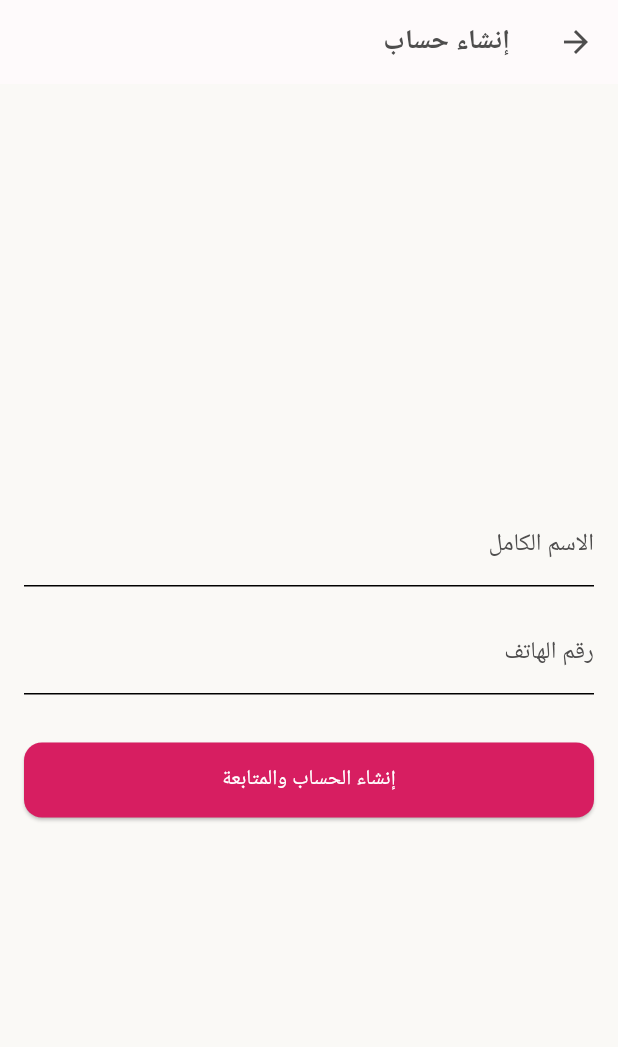
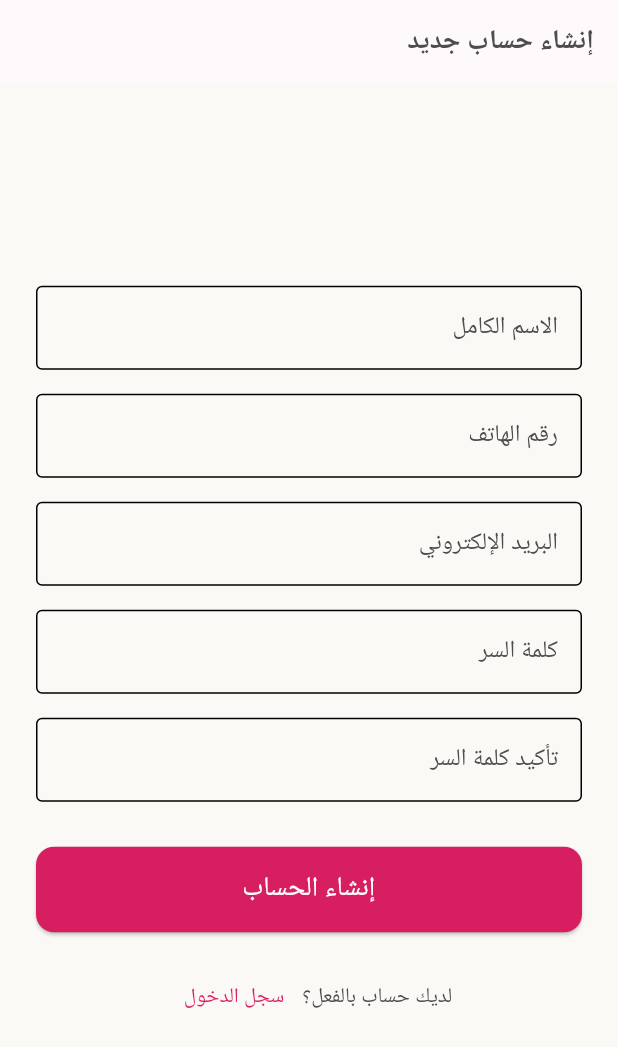
Before and after one commit to soghayarmahmoud/raval, a Flutter app: the SignUpPage screen opened directly, on a phone screen of 412 x 824 dp. Shown: the top 1047 px of the screen. Run offline on Flutter 3.47's test engine with Material 3 defaults, Android fonts, the light colour scheme and no system bars; our stand-ins replace animated_text_kit, carousel_slider, firebase_core, shared_preferences; accounts and stored records are empty; network calls fail.

Commit message:
Update MainScreen default index and enhance SignUpPage with email and password fields; add LoginPage implementation

```diff
--- a/lib/screens/main_screen.dart
+++ b/lib/screens/main_screen.dart
@@ -15,7 +15,7 @@
 }
 
 class _MainScreenState extends State<MainScreen> {
-  int _selectedIndex = 0; // الصفحة الرئيسية هي الصفحة الافتراضية
+  int _selectedIndex = 2; // الصفحة الرئيسية هي الصفحة الافتراضية
 
   // قائمة الصفحات التي سيتم التنقل بينها
   static const List<Widget> _pages = <Widget>[
--- a/lib/screens/signup_page.dart
+++ b/lib/screens/signup_page.dart
@@ -1,5 +1,6 @@
 // In lib/screens/signup_page.dart
 import 'package:flutter/material.dart';
+import 'package:store/screens/login_page.dart'; // استيراد صفحة تسجيل الدخول
 import 'package:store/services/auth_service.dart';
 
 class SignUpPage extends StatefulWidget {
@@ -13,21 +14,27 @@
   final _formKey = GlobalKey<FormState>();
   final _nameController = TextEditingController();
   final _phoneController = TextEditingController();
+  final _emailController = TextEditingController(); // <-- حقل جديد
+  final _passwordController = TextEditingController(); // <-- حقل جديد
+  final _confirmPasswordController = TextEditingController(); // <-- حقل جديد
   final AuthService _authService = AuthService();
 
   void _submitForm() async {
     if (_formKey.currentState!.validate()) {
-      // حفظ البيانات
+      // TODO: هنا سيتم إرسال كل هذه البيانات إلى قاعدة البيانات (مثل Firestore)
+
+      // حاليًا، سنستمر في استخدام AuthService القديم بشكل مؤقت
       await _authService.signUp(
         _nameController.text,
         _phoneController.text,
       );
-      // إظهار رسالة نجاح والعودة للصفحة السابقة
+
       if (mounted) {
         ScaffoldMessenger.of(context).showSnackBar(
           const SnackBar(content: Text('تم إنشاء الحساب بنجاح!')),
         );
-        Navigator.pop(context, true); // نرسل true لنعرف أن التسجيل نجح
+        // نرسل true لنعرف أن التسجيل نجح وننتقل للخطوة التالية (مثل الدفع أو تحديد الموقع)
+        Navigator.pop(context, true);
       }
     }
   }
@@ -35,46 +42,84 @@
   @override
   Widget build(BuildContext context) {
     return Scaffold(
-      appBar: AppBar(title: const Text('إنشاء حساب')),
-      body: Padding(
-        padding: const EdgeInsets.all(16.0),
+      appBar: AppBar(title: const Text('إنشاء حساب جديد')),
+      body: Center(
+        child: SingleChildScrollView(
+          padding: const EdgeInsets.all(24.0),
           child: Form(
             key: _formKey,
             child: Column(
               mainAxisAlignment: MainAxisAlignment.center,
+              crossAxisAlignment: CrossAxisAlignment.stretch,
               children: [
                 TextFormField(
                   controller: _nameController,
-                decoration: const InputDecoration(labelText: 'الاسم الكامل'),
+                  decoration: const InputDecoration(labelText: 'الاسم الكامل', border: OutlineInputBorder()),
+                  validator: (value) => (value == null || value.isEmpty) ? 'الرجاء إدخال الاسم' : null,
+                ),
+                const SizedBox(height: 16),
+                TextFormField(
+                  controller: _phoneController,
+                  decoration: const InputDecoration(labelText: 'رقم الهاتف', border: OutlineInputBorder()),
+                  keyboardType: TextInputType.phone,
+                  validator: (value) => (value == null || value.isEmpty) ? 'الرجاء إدخال رقم الهاتف' : null,
+                ),
+                const SizedBox(height: 16),
+                TextFormField(
+                  controller: _emailController,
+                  decoration: const InputDecoration(labelText: 'البريد الإلكتروني', border: OutlineInputBorder()),
+                  keyboardType: TextInputType.emailAddress,
+                  validator: (value) => (value == null || !value.contains('@')) ? 'أدخل بريدًا إلكترونيًا صحيحًا' : null,
+                ),
+                const SizedBox(height: 16),
+                TextFormField(
+                  controller: _passwordController,
+                  obscureText: true,
+                  decoration: const InputDecoration(labelText: 'كلمة السر', border: OutlineInputBorder()),
+                  validator: (value) => (value == null || value.length < 6) ? 'كلمة السر يجب أن تكون 6 أحرف على الأقل' : null,
+                ),
+                const SizedBox(height: 16),
+                TextFormField(
+                  controller: _confirmPasswordController,
+                  obscureText: true,
+                  decoration: const InputDecoration(labelText: 'تأكيد كلمة السر', border: OutlineInputBorder()),
                   validator: (value) {
                     if (value == null || value.isEmpty) {
-                    return 'الرجاء إدخال الاسم';
+                      return 'الرجاء تأكيد كلمة السر';
+                    }
+                    if (value != _passwordController.text) {
+                      return 'كلمتا السر غير متطابقتين';
                     }
                     return null;
                   },
                 ),
-              const SizedBox(height: 16),
-              TextFormField(
-                controller: _phoneController,
-                decoration: const InputDecoration(labelText: 'رقم الهاتف'),
-                keyboardType: TextInputType.phone,
-                validator: (value) {
-                  if (value == null || value.isEmpty) {
-                    return 'الرجاء إدخال رقم الهاتف';
-                  }
-                  return null;
+                const SizedBox(height: 30),
+                ElevatedButton(
+                  onPressed: _submitForm,
+                  style: ElevatedButton.styleFrom(
+                    padding: const EdgeInsets.symmetric(vertical: 15),
+                  ),
+                  child: const Text('إنشاء الحساب', style: TextStyle(fontSize: 18)),
+                ),
+                const SizedBox(height: 20),
+                Row(
+                  mainAxisAlignment: MainAxisAlignment.center,
+                  children: [
+                    const Text('لديك حساب بالفعل؟'),
+                    TextButton(
+                      onPressed: () {
+                        // الانتقال لصفحة تسجيل الدخول
+                        Navigator.pushReplacement(
+                          context,
+                          MaterialPageRoute(builder: (context) => const LoginPage()),
+                        );
                       },
-              ),
-              const SizedBox(height: 32),
-              SizedBox(
-                width: double.infinity,
-                height: 50,
-                child: ElevatedButton(
-                  onPressed: _submitForm,
-                  child: const Text('إنشاء الحساب والمتابعة'),
-                ),
+                      child: const Text('سجل الدخول'),
                     ),
                   ],
+                ),
+              ],
+            ),
           ),
         ),
       ),
```
Also changed, not shown: lib/screens/login_page.dart (added, +115 -0 lines). Lines whose indentation alone changed are shown as unchanged.
